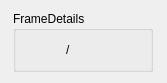
Qt form framedetails.ui (annesummers/LedAnimator) before a commit.
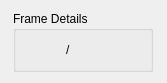
The same form after that commit.

Patch:
```diff
--- a/framedetails.ui
+++ b/framedetails.ui
@@ -29,7 +29,7 @@
       </size>
      </property>
      <property name="title">
-      <string>FrameDetails</string>
+      <string>Frame Details</string>
      </property>
      <layout class="QHBoxLayout" name="horizontalLayout">
       <item>
```
